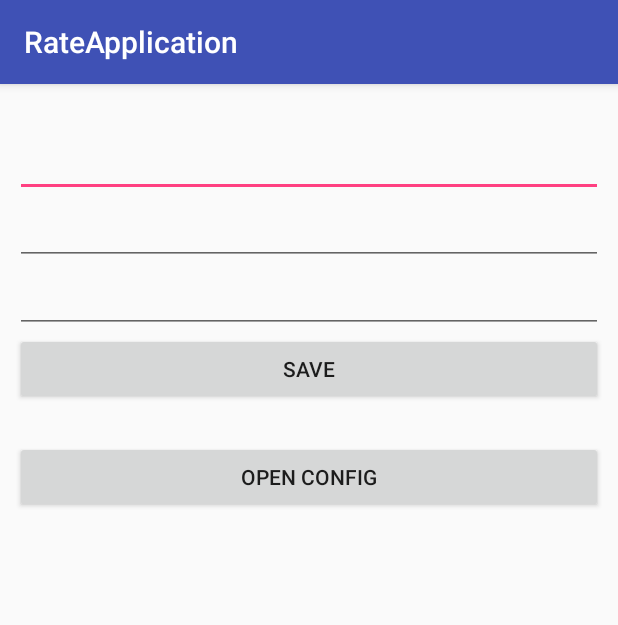
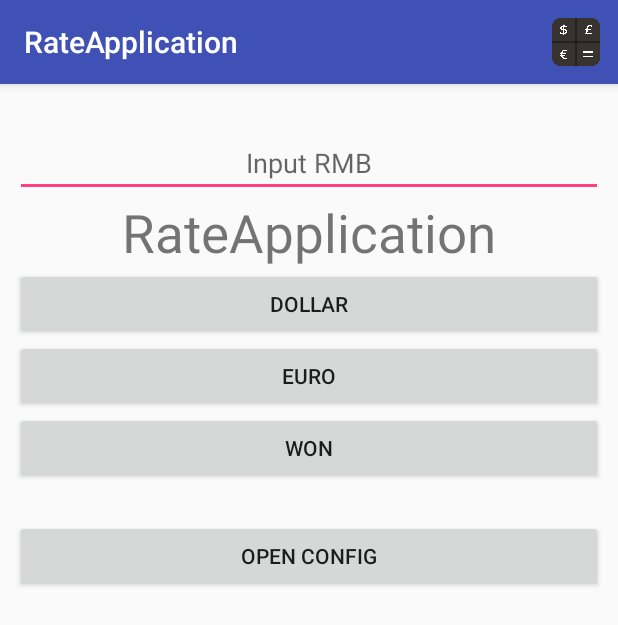
Before and after one commit to Hanswufe/HanJie_Rate, an Android app: the screen it shows after launch (RateActivity), on a phone screen of 412 x 824 dp. Shown: the top 625 px of the screen. Run offline under Robolectric (Android 15) with nearby library versions, the phone set to English and light mode, and no system bars.

Commit message:
最终版

```diff
--- a/app/src/main/java/com/example/dell/rateapplication/RateActivity.java
+++ b/app/src/main/java/com/example/dell/rateapplication/RateActivity.java
@@ -1,35 +1,112 @@
 package com.example.dell.rateapplication;
 
 import android.app.Activity;
+import android.content.Intent;
 import android.content.SharedPreferences;
+import android.preference.PreferenceManager;
 import android.support.v7.app.AppCompatActivity;
 import android.os.Bundle;
 import android.util.Log;
+import android.view.Menu;
+import android.view.MenuItem;
 import android.view.View;
+import android.widget.Button;
 import android.widget.EditText;
+import android.widget.TextView;
+import android.widget.Toast;
 
 public class RateActivity extends AppCompatActivity {
-
-    private final String TAG = "ConfigActivity";
-    EditText dollarText;
-    EditText euroText;
-    EditText wonText;
-    float dollarRate;
-    float euroRate;
-    float wonRate;
-
+    private final String TAG = "Rate";
+    private float dollarRate = 0.1f;
+    private float euroRate = 0.2f;
+    private float wonRate = 0.3f;
+    EditText rmb;
+    TextView show;
     @Override
     protected void onCreate(Bundle savedInstanceState) {
         super.onCreate(savedInstanceState);
         setContentView(R.layout.activity_rate);
+        setContentView(R.layout.activity_rate);
+        rmb = (EditText) findViewById(R.id.rmb);
+        show = (TextView) findViewById(R.id.show);
+
         SharedPreferences sharedPreferences = getSharedPreferences("myrate", Activity.MODE_PRIVATE);
+        PreferenceManager.getDefaultSharedPreferences(this);
         dollarRate = sharedPreferences.getFloat("dollar_rate",0.0f);
         euroRate = sharedPreferences.getFloat("euro_rate",0.0f);
         wonRate = sharedPreferences.getFloat("won_rate",0.0f);
+
         Log.i(TAG, "onCreate: sp dollarRate=" + dollarRate);
         Log.i(TAG, "onCreate: sp euroRate=" + euroRate);
         Log.i(TAG, "onCreate: sp wonRate=" + wonRate);
     }
+    public void onClick(View btn) {
+        Log.i(TAG, "onClick: ");
+        String str = rmb.getText().toString();
+        Log.i(TAG, "onClick: get str=" + str);
+        float r = 0;
+        if(str.length()>0){
+            r = Float.parseFloat(str);
+        }else{
+            Toast.makeText(this, "请输入内容", Toast.LENGTH_SHORT).show();
+            return;
+        }
+        Log.i(TAG, "onClick: r=" + r);
+        if(btn.getId()==R.id.dollar){
+            show.setText(String.format("%.2f",r*dollarRate));
+        }else if(btn.getId()==R.id.euro){
+            show.setText(String.format("%.2f",r*euroRate));
+        }else{
+            show.setText(String.format("%.2f",r*wonRate));
+        }
+    }
+    public void openOne(View btn){
+        Intent config = new Intent(this,ConfigActivity.class);
+        config.putExtra("dollar_rate_key",dollarRate);
+        config.putExtra("euro_rate_key",euroRate);
+        config.putExtra("won_rate_key",wonRate);
+        Log.i(TAG, "openOne: dollarRate=" + dollarRate);
+        Log.i(TAG, "openOne: euroRate=" + euroRate);
+        Log.i(TAG, "openOne: wonRate=" + wonRate);
+        startActivityForResult(config,1);
+    }
+    protected void onActivityResult(int requestCode, int resultCode, Intent data) {
+        if(requestCode==1 && resultCode==2){
+            Bundle bundle = data.getExtras();
+            dollarRate = bundle.getFloat("key_dollar",0.1f);
+            euroRate = bundle.getFloat("key_euro",0.1f);
+            wonRate = bundle.getFloat("key_won",0.1f);
+            Log.i(TAG, "onActivityResult: dollarRate=" + dollarRate);
+            Log.i(TAG, "onActivityResult: euroRate=" + euroRate);
+            Log.i(TAG, "onActivityResult: wonRate=" + wonRate);
+        }
 
+        SharedPreferences sharedPreferences = getSharedPreferences("myrate", Activity.MODE_PRIVATE);
+        SharedPreferences.Editor editor = sharedPreferences.edit();
+        editor.putFloat("dollar_rate",dollarRate);
+        editor.putFloat("euro_rate",euroRate);
+        editor.putFloat("won_rate",wonRate);
+        editor.commit();
+        Log.i(TAG, "onActivityResult: 数据已保存到sharedPreferences");
 
+        super.onActivityResult(requestCode, resultCode, data);
+    }
+    public boolean onCreateOptionsMenu(Menu menu) {
+        getMenuInflater().inflate(R.menu.rate,menu);
+        return true;
+    }
+    @Override
+    public boolean onOptionsItemSelected(MenuItem item) {
+        if(item.getItemId()==R.id.menu_set){
+            Intent config = new Intent(this,ConfigActivity.class);
+            config.putExtra("dollar_rate_key",dollarRate);
+            config.putExtra("euro_rate_key",euroRate);
+            config.putExtra("won_rate_key",wonRate);
+            Log.i(TAG, "openOne: dollarRate=" + dollarRate);
+            Log.i(TAG, "openOne: euroRate=" + euroRate);
+            Log.i(TAG, "openOne: wonRate=" + wonRate);
+            startActivityForResult(config,1);
+        }
+        return super.onOptionsItemSelected(item);
+    }
 }
--- a/app/src/main/res/layout/activity_rate.xml
+++ b/app/src/main/res/layout/activity_rate.xml
@@ -9,35 +9,40 @@
     android:paddingRight="@dimen/activity_horizontal_margin"
     android:paddingTop="@dimen/activity_vertical_margin"
     android:orientation="vertical"
-    tools:context="com.example.dell.rateapplication.ConfigActivity">
+    tools:context="com.example.dell.rateapplication.RateActivity">
 
     <EditText
-        android:id="@+id/dollar_rate"
+        android:id="@+id/rmb"
+        android:inputType="numberDecimal"
+        android:layout_width="match_parent"
+        android:gravity="center"
+        android:layout_height="wrap_content"
+        android:hint="@string/rmb_hint_label" />
+    <TextView
+        android:id="@+id/show"
+        android:gravity="center"
+        android:textSize="35sp"
+        android:layout_width="match_parent"
+        android:text="@string/app_name"
+        android:layout_height="wrap_content" />
+    <Button
+        android:id="@+id/dollar"
+        android:onClick="onClick"
         android:layout_width="match_parent"
         android:layout_height="wrap_content"
-        android:ems="10"
-        android:inputType="numberDecimal" />
-
-    <EditText
-        android:id="@+id/euro_rate"
+        android:text="@string/btn_dollar_label"/>
+    <Button
+        android:id="@+id/euro"
+        android:text="@string/btn_euro_label"
+        android:onClick="onClick"
         android:layout_width="match_parent"
-        android:layout_height="wrap_content"
-        android:ems="10"
-        android:inputType="numberDecimal" />
-
-    <EditText
-        android:id="@+id/won_rate"
+        android:layout_height="wrap_content" />
+    <Button
+        android:id="@+id/won"
+        android:onClick="onClick"
+        android:text="@string/btn_won_label"
         android:layout_width="match_parent"
-        android:layout_height="wrap_content"
-        android:ems="10"
-        android:inputType="numberDecimal" />
-
-    <Button
-        android:id="@+id/btn_save"
-        android:layout_width="match_parent"
-        android:layout_height="wrap_content"
-        android:onClick="save"
-        android:text="@string/btn_save_label" />
+        android:layout_height="wrap_content" />
     <Button
         android:text="@string/btn_opencfg_label"
         android:layout_width="match_parent"
--- /dev/null
+++ b/app/src/main/res/menu/rate.xml
@@ -0,0 +1,9 @@
+<?xml version="1.0" encoding="utf-8"?>
+<menu xmlns:app="http://schemas.android.com/apk/res-auto"
+    xmlns:android="http://schemas.android.com/apk/res/android">
+    <item
+        android:id="@+id/menu_set"
+        android:icon="@mipmap/settings"
+        android:title="@string/menu_set_label"
+        app:showAsAction="ifRoom" />
+</menu>
--- a/app/src/main/res/values/strings.xml
+++ b/app/src/main/res/values/strings.xml
@@ -2,4 +2,10 @@
     <string name="app_name">RateApplication</string>
     <string name="btn_save_label">save</string>
     <string name="btn_opencfg_label">Open Config</string>
+    <string name="btn_label">Button</string>
+    <string name="btn_dollar_label">Dollar</string>
+    <string name="btn_euro_label">Euro</string>
+    <string name="btn_won_label">Won</string>
+    <string name="rmb_hint_label">Input RMB</string>
+    <string name="menu_set_label">menu</string>
 </resources>
```
Also changed, not shown: app/src/main/java/com/example/dell/rateapplication/ConfigActivity.java (+44 -12 lines), app/src/main/res/layout/activity_config.xml (added, +37 -0 lines), app/src/main/res/mipmap/settings.png (added).
